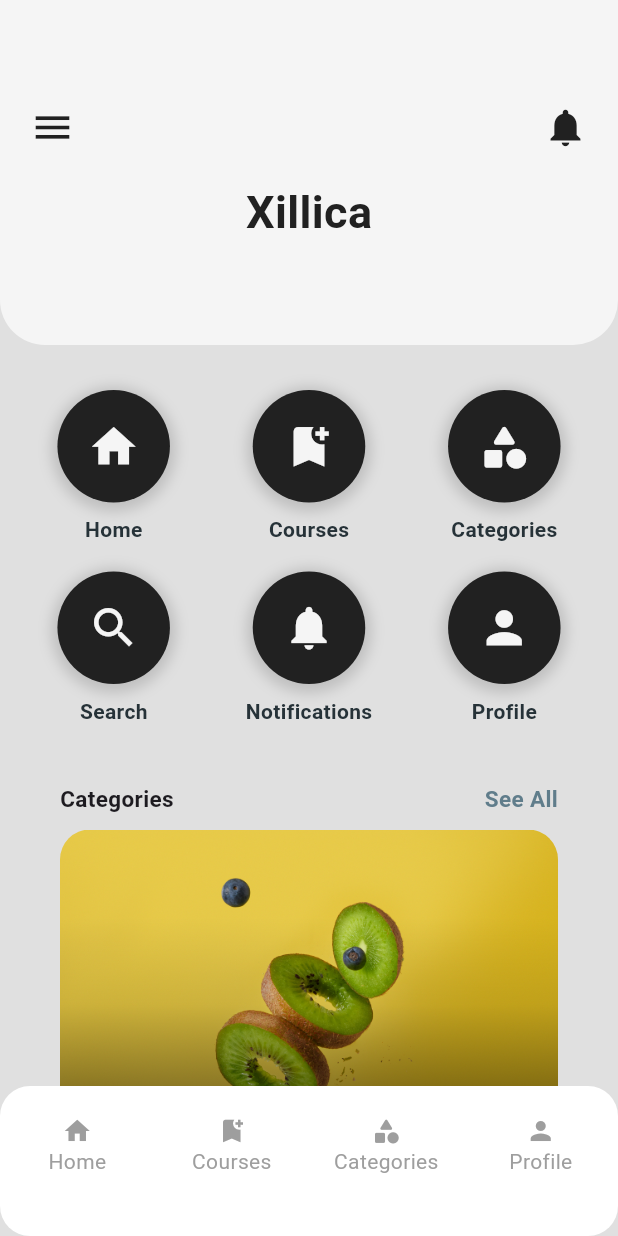
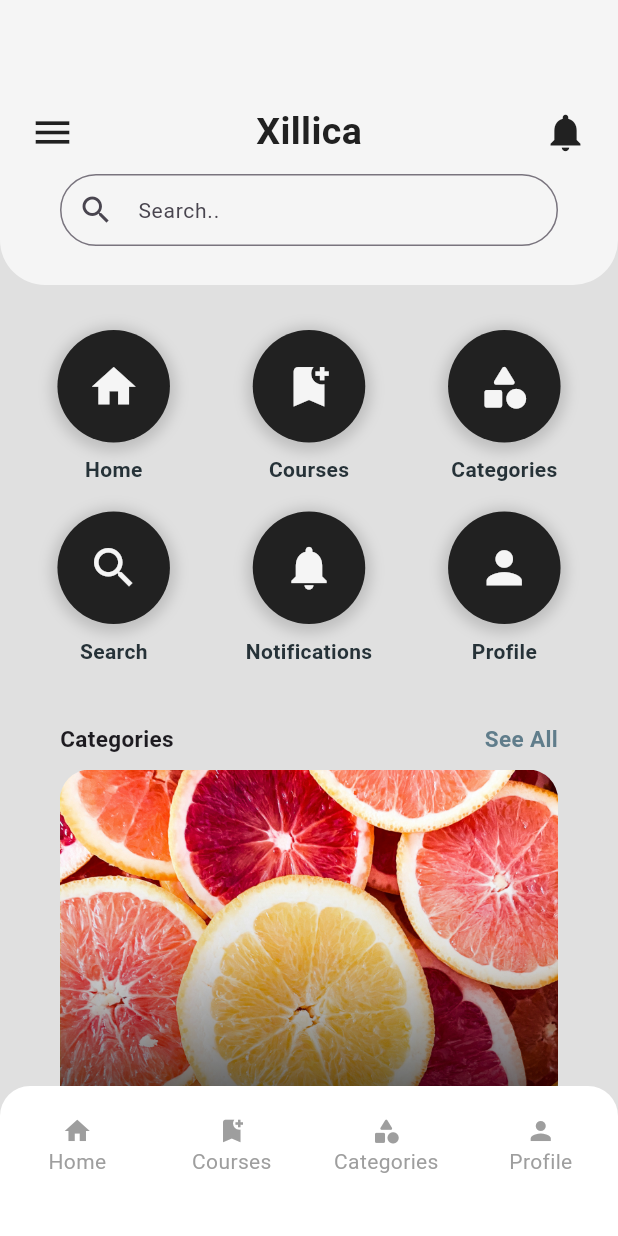
Before and after one commit to Chipsey/flutter-dev-template, a Flutter app: the screen it shows after launch, on a phone screen of 412 x 824 dp. Run offline on Flutter 3.47's test engine with Material 3 defaults, Android fonts, the phone set to English and light mode, and no system bars.

Commit message:
Search bar added

```diff
--- a/lib/components/appBar.dart
+++ b/lib/components/appBar.dart
@@ -3,12 +3,19 @@
 import 'package:flutter/material.dart';
 import 'package:flutter/widgets.dart';
 
-class CustomAppBar extends StatelessWidget {
+class CustomAppBar extends StatefulWidget {
   const CustomAppBar({super.key});
+
+  @override
+  State<CustomAppBar> createState() => _CustomAppBarState();
+}
+
+class _CustomAppBarState extends State<CustomAppBar> {
+  void dispose() {}
   @override
   Widget build(BuildContext context) {
     return Container(
-        height: 230, // Adjust height as needed
+        height: 190, // Adjust height as needed
         decoration: BoxDecoration(
           color: Colors.grey[100],
           borderRadius: BorderRadius.vertical(bottom: Radius.circular(30)),
@@ -28,6 +35,13 @@ class CustomAppBar extends StatelessWidget {
                   size: 30,
                 ),
               ),
+              Text(
+                "Xillica",
+                style: TextStyle(
+                    color: Colors.grey[900],
+                    fontSize: 25,
+                    fontWeight: FontWeight.w600),
+              ),
               GestureDetector(
                 // onTap: () {
                 //   Navigator.pushNamed(context, '/login');
@@ -41,17 +55,24 @@ class CustomAppBar extends StatelessWidget {
             ],
           ),
           SizedBox(
-            height: 20,
+            height: 10,
           ),
           Column(
             children: [
-              Text(
-                "Xillica",
-                style: TextStyle(
-                    color: Colors.grey[900],
-                    fontSize: 30,
-                    fontWeight: FontWeight.w600),
-              )
+              Padding(
+                padding: const EdgeInsets.symmetric(horizontal: 20),
+                child: TextField(
+                  decoration: InputDecoration(
+                    contentPadding: EdgeInsets.symmetric(vertical: 10),
+                    prefixIcon: Icon(Icons.search),
+                    border: OutlineInputBorder(
+                      borderRadius: BorderRadius.circular(40),
+                    ),
+                    hintText: 'Search..',
+                    hintStyle: TextStyle(fontSize: 14),
+                  ),
+                ),
+              ),
             ],
           )
         ]));
--- a/lib/components/customBottomNavBar.dart
+++ b/lib/components/customBottomNavBar.dart
@@ -40,7 +40,7 @@ class CustomBottomNavBar extends StatelessWidget {
       height: 100, // Adjust height as needed
       decoration: BoxDecoration(
         color: Colors.white,
-        borderRadius: BorderRadius.circular(20),
+        borderRadius: BorderRadius.vertical(top: Radius.circular(20)),
       ),
       child: Column(
         crossAxisAlignment: CrossAxisAlignment.center,
@@ -52,7 +52,8 @@ class CustomBottomNavBar extends StatelessWidget {
               return Expanded(
                 child: GestureDetector(
                   onTap: () {
-                    Navigator.pushNamed(context, routeData['route']);
+                    if (routeData['route'] != currentRoute)
+                      Navigator.pushNamed(context, routeData['route']);
                   },
                   child: Container(
                     padding: EdgeInsets.symmetric(vertical: 20),
--- a/lib/main.dart
+++ b/lib/main.dart
@@ -5,6 +5,8 @@
 import 'package:todo_app/pages/courses.dart';
 import 'package:todo_app/pages/dashboard.dart';
 import 'package:todo_app/pages/login.dart';
+import 'package:todo_app/pages/stateful.dart';
+import 'package:todo_app/pages/todo.dart';
 
 void main() {
   runApp(MyApp());
--- a/lib/pages/dashboard.dart
+++ b/lib/pages/dashboard.dart
@@ -13,6 +13,8 @@ class Dashboard extends StatelessWidget {
 
   @override
   Widget build(BuildContext context) {
+    double fullWidth = MediaQuery.of(context).size.width;
+
     return Scaffold(
       backgroundColor: Colors.grey[300],
       drawer: CustomDrawer(),
@@ -29,7 +31,7 @@ class Dashboard extends StatelessWidget {
                 children: [
                   ///////////////////// Body /////////////////////
                   RoundedItems(),
-                  Cards(),
+                  Cards(fullWidth),
                 ],
               ),
             ),
@@ -118,13 +120,19 @@ class Dashboard extends StatelessWidget {
     );
   }
 
-  Cards() {
+  Cards(double fullWidth) {
     List<Map<String, dynamic>> cardItems = [
       {
-        'title': 'Kiwi',
-        'image': 'assets/images/kiwi.jpg',
+        'title': 'Orange',
+        'image': 'assets/images/orange_2.jpg',
         'description':
-            'A fuzzy brown fruit with green flesh and tiny black seeds, known for its tart flavor.'
+            'A round citrus fruit with a thick orange peel and sweet, juicy flesh, rich in vitamin C.'
+      },
+      {
+        'title': 'Strawberry',
+        'image': 'assets/images/strawberry.jpg',
+        'description':
+            'A heart-shaped, red fruit with seeds on its surface, known for its sweet flavor and juicy texture.'
       },
       {
         'title': 'Lemon',
@@ -133,16 +141,10 @@ class Dashboard extends StatelessWidget {
             'A bright yellow citrus fruit with a sour taste, commonly used in cooking and beverages.'
       },
       {
-        'title': 'Strawberry',
-        'image': 'assets/images/strawberry.jpg',
+        'title': 'Kiwi',
+        'image': 'assets/images/kiwi.jpg',
         'description':
-            'A heart-shaped, red fruit with seeds on its surface, known for its sweet flavor and juicy texture.'
-      },
-      {
-        'title': 'Orange',
-        'image': 'assets/images/orange_2.jpg',
-        'description':
-            'A round citrus fruit with a thick orange peel and sweet, juicy flesh, rich in vitamin C.'
+            'A fuzzy brown fruit with green flesh and tiny black seeds, known for its tart flavor.'
       },
       {
         'title': 'Banana',
```
Also changed, not shown: lib/pages/login.dart (+9 -3 lines), lib/pages/stateful.dart (added, +64 -0 lines), lib/pages/todo.dart (added, +57 -0 lines).
